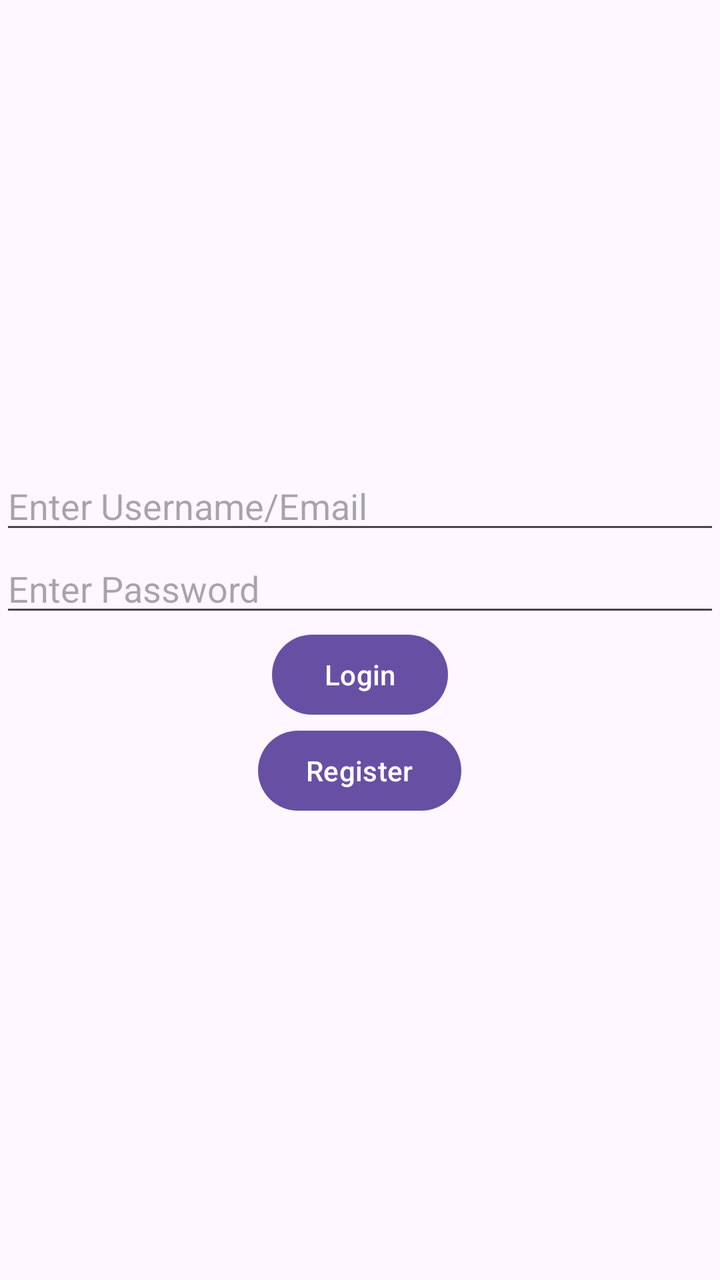
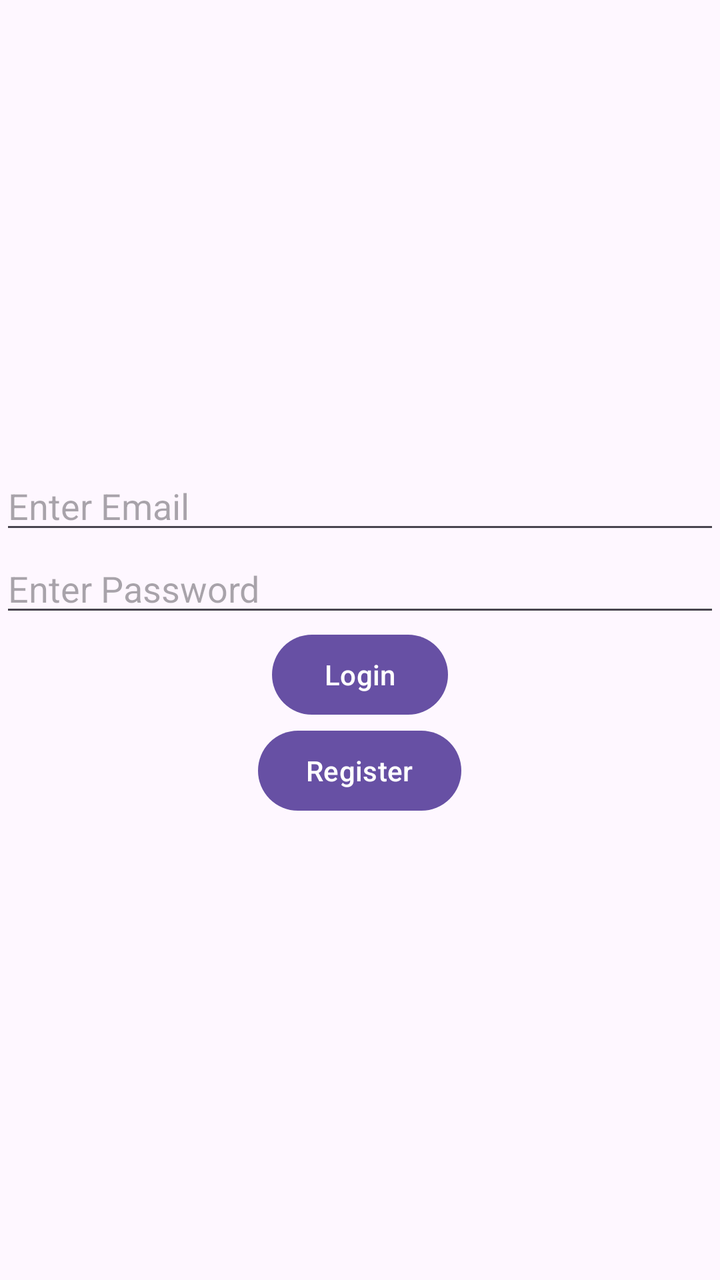

Two renders of the same Android screen: before a commit and after it. Below are the layout's source before the change and the commit's diff.
<!-- AndroidManifest.xml: application theme Theme.ISCG7424GroupAssessment -->
<!-- res/layout/activity_login.xml -->
<?xml version="1.0" encoding="utf-8"?>
<LinearLayout xmlns:android="http://schemas.android.com/apk/res/android"
    xmlns:app="http://schemas.android.com/apk/res-auto"
    xmlns:tools="http://schemas.android.com/tools"
    android:id="@+id/main"
    android:layout_width="match_parent"
    android:layout_height="match_parent"
    android:orientation="vertical"
    android:gravity="center"
    tools:context=".Login">

    <EditText
        android:id="@+id/et_id"
        android:layout_width="match_parent"
        android:layout_height="wrap_content"
        android:hint="Enter Username/Email"/>

    <EditText
        android:id="@+id/et_password"
        android:layout_width="match_parent"
        android:layout_height="wrap_content"
        android:hint="Enter Password"/>

    <Button
        android:onClick="btnLogin"
        android:layout_width="wrap_content"
        android:layout_height="wrap_content"
        android:text="Login"/>

    <Button
        android:onClick="btnRegister"
        android:layout_width="wrap_content"
        android:layout_height="wrap_content"
        android:text="Register"/>



</LinearLayout>
<!-- resources referenced by this layout -->
<resources>
  <style name="Theme.ISCG7424GroupAssessment" parent="Base.Theme.ISCG7424GroupAssessment" />
  <style name="Base.Theme.ISCG7424GroupAssessment" parent="Theme.Material3.DayNight.NoActionBar">
          
          
      </style>
</resources>

<!-- the commit's change to res/layout/activity_login.xml (unified diff, before → after) -->
@@ -13,7 +13,7 @@
         android:id="@+id/et_id"
         android:layout_width="match_parent"
         android:layout_height="wrap_content"
-        android:hint="Enter Username/Email"/>
+        android:hint="Enter Email"/>
 
     <EditText
         android:id="@+id/et_password"
